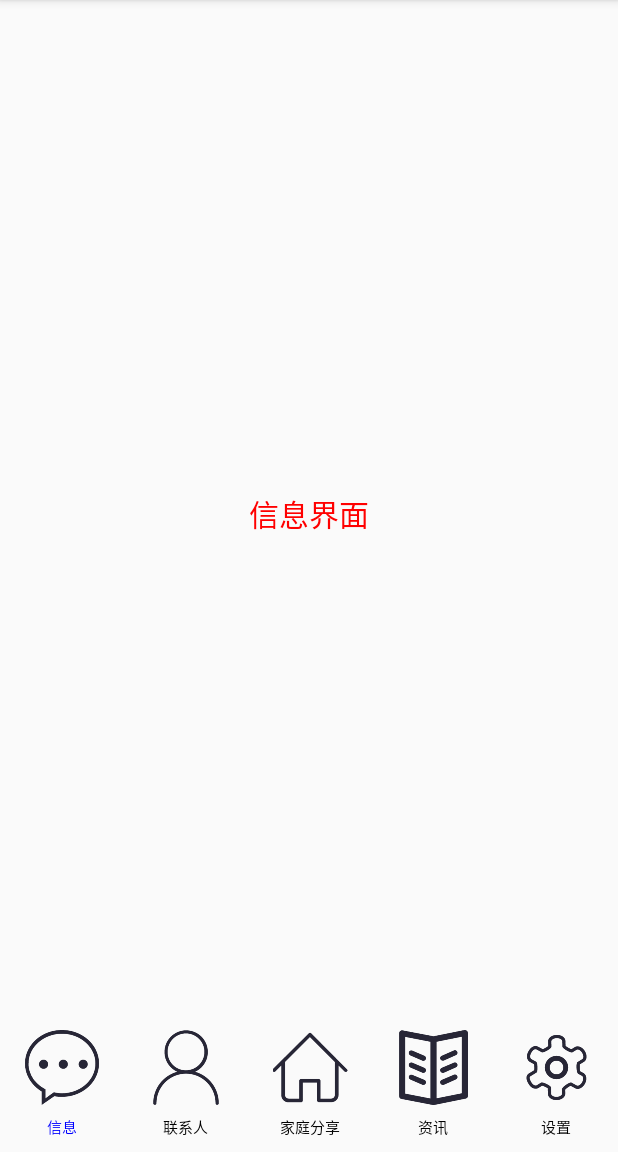
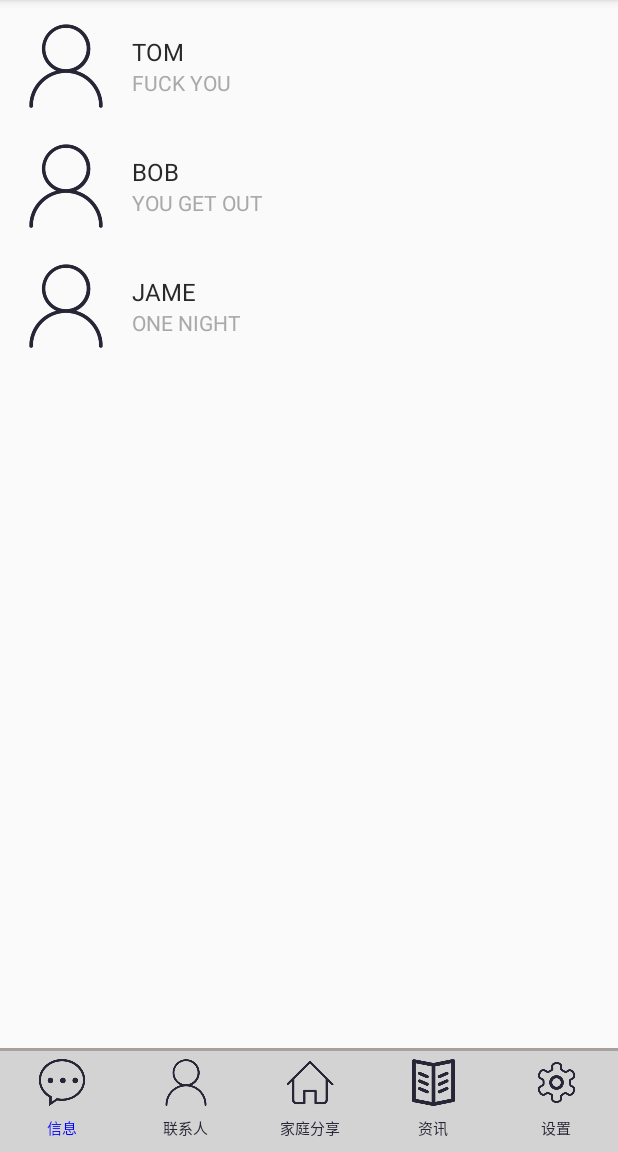
Before and after one commit to lgybetter/LovePlus, an Android app: the screen it shows after launch (MainActivity), after a tap on "信息", on a phone screen of 412 x 824 dp, the part 84-1236 px from its top. Run offline under Robolectric (Android 15) with nearby library versions, the phone set to English and light mode, and no system bars.

Commit message:
Finish the Message View with RecyleView

```diff
--- a/app/src/main/java/regiest_login/UserBeanClass.java
+++ b/app/src/main/java/BeanClass/UserBeanClass.java
@@ -1,4 +1,4 @@
-package regiest_login;
+package beanclass;
 
 /**
  * Created by Administrator on 2016/7/21.
--- /dev/null
+++ b/app/src/main/java/adapter/MessageAdapter.java
@@ -0,0 +1,53 @@
+package adapter;
+
+import android.content.Context;
+import android.support.v7.widget.RecyclerView;
+import android.view.LayoutInflater;
+import android.view.View;
+import android.view.ViewGroup;
+import android.widget.ImageView;
+import android.widget.TextView;
+import com.example.administrator.loveplus.R;
+import java.util.List;
+import beanclass.MessageBeanClass;
+
+/**
+ * Created by Administrator on 2016/7/22.
+ */
+public class MessageAdapter extends RecyclerView.Adapter<MessageAdapter.MessageViewHolder> {
+    //上下文引入
+    private Context context;
+    //保存对象的信息列表
+    private List<MessageBeanClass> dataList;
+    public MessageAdapter(Context c, List<MessageBeanClass> d) {
+        context = c;
+        dataList = d;
+    }
+    @Override
+    public MessageViewHolder onCreateViewHolder(ViewGroup parent, int viewType) {
+        MessageViewHolder messageViewHolder = new MessageViewHolder(LayoutInflater.
+                from(context).inflate(R.layout.activity_tab_message_item,parent,false));
+        return messageViewHolder;
+    }
+
+    @Override
+    public void onBindViewHolder(MessageViewHolder holder, int position) {
+        holder.name.setText(dataList.get(position).getName());
+        holder.message.setText(dataList.get(position).getMessageText());
+    }
+
+    @Override
+    public int getItemCount() {
+        return dataList.size();
+    }
+
+    class MessageViewHolder extends RecyclerView.ViewHolder
+    {
+        TextView name, message;
+        public MessageViewHolder(View itemView) {
+            super(itemView);
+            name = (TextView) itemView.findViewById(R.id.tv_user_name);
+            message = (TextView) itemView.findViewById(R.id.tv_user_message);
+        }
+    }
+}
--- /dev/null
+++ b/app/src/main/java/beanclass/MessageBeanClass.java
@@ -0,0 +1,32 @@
+package beanclass;
+
+import android.graphics.Bitmap;
+
+import java.io.Serializable;
+
+/**
+ * Created by Administrator on 2016/7/22.
+ */
+public class MessageBeanClass implements Serializable{
+    private String name;
+    private String messageText;
+    public MessageBeanClass(String name ,String messageText) {
+        this.name = name;
+        this.messageText = messageText;
+    }
+    public String getName() {
+        return name;
+    }
+
+    public void setName(String name) {
+        this.name = name;
+    }
+
+    public String getMessageText() {
+        return messageText;
+    }
+
+    public void setMessageText(String messageText) {
+        this.messageText = messageText;
+    }
+}
--- a/app/src/main/java/com/example/administrator/loveplus/MainActivity.java
+++ b/app/src/main/java/com/example/administrator/loveplus/MainActivity.java
@@ -80,8 +80,8 @@
         mFragmentList.add(settingFragment);
         mFragmentAdapter = new FragmentAdapter(this.getSupportFragmentManager(), mFragmentList);
         viewPager.setAdapter(mFragmentAdapter);
-        viewPager.setCurrentItem(2);
-        homeTV.setTextColor(Color.BLUE);
+        viewPager.setCurrentItem(0);
+        messageTV.setTextColor(Color.BLUE);
     }
 
     private void initView() {
--- a/app/src/main/java/fragment/MessageFragment.java
+++ b/app/src/main/java/fragment/MessageFragment.java
@@ -1,23 +1,63 @@
 package fragment;
 
+import android.graphics.Bitmap;
+import android.graphics.BitmapFactory;
 import android.os.Bundle;
 import android.support.v4.app.Fragment;
+import android.support.v7.widget.LinearLayoutManager;
+import android.support.v7.widget.RecyclerView;
 import android.view.LayoutInflater;
 import android.view.View;
 import android.view.ViewGroup;
 
 import com.example.administrator.loveplus.R;
 
+import java.util.ArrayList;
+import java.util.List;
+
+import adapter.MessageAdapter;
+import beanclass.MessageBeanClass;
+
 /**
  * Created by Administrator on 2016/7/21.
  */
 public class MessageFragment extends Fragment {
+    /**
+     * 测试数据
+     */
+    private String[] nameTest = {"TOM","BOB","JAME"};
+    private String[] messageTest = {"FUCK YOU","YOU GET OUT","ONE NIGHT"};
+
+    private RecyclerView recyclerView;
+    private View messageView;
+    private MessageAdapter adapter;
+    private MessageBeanClass messageBean;
+    private List<MessageBeanClass> messageList = new ArrayList<>();
 
     @Override
     public View onCreateView(LayoutInflater inflater, ViewGroup container, Bundle savedInstanceState){
         super.onCreateView(inflater, container, savedInstanceState);
-        View messageView = inflater.inflate(R.layout.activity_tab_message, container,false);
+        messageView = inflater.inflate(R.layout.activity_tab_message, container,false);
+        initData();
+        initView();
+        adapter = new MessageAdapter(getContext(),messageList);
+        recyclerView.setLayoutManager(new LinearLayoutManager(getContext()));
+        recyclerView.setAdapter(adapter);
         return messageView;
+    }
+
+    private void initData() {
+        for(int i = 0; i < 3 ; i++) {
+            //Bitmap bitmap = BitmapFactory.decodeResource(getResources(),imageTest[i]);
+            String name = nameTest[i];
+            String message = messageTest[i];
+            messageBean = new MessageBeanClass(name,message);
+            messageList.add(messageBean);
+        }
+    }
+
+    private void initView() {
+        recyclerView = (RecyclerView) messageView.findViewById(R.id.rv_message_list);
     }
 
     @Override
--- a/app/src/main/java/regiest_login/LoginThread.java
+++ b/app/src/main/java/regiest_login/LoginThread.java
@@ -10,7 +10,8 @@
 import java.net.HttpURLConnection;
 import java.net.MalformedURLException;
 import java.net.URL;
-import java.net.URLEncoder;
+
+import beanclass.UserBeanClass;
 
 /**
  * Created by Administrator on 2016/7/21.
--- a/app/src/main/java/regiest_login/RegiestActivity.java
+++ b/app/src/main/java/regiest_login/RegiestActivity.java
@@ -11,6 +11,8 @@
 import android.widget.EditText;
 
 import com.example.administrator.loveplus.R;
+
+import beanclass.UserBeanClass;
 
 /**
  * Created by Administrator on 2016/7/21.
--- a/app/src/main/java/regiest_login/RegiestLoginActivity.java
+++ b/app/src/main/java/regiest_login/RegiestLoginActivity.java
@@ -11,6 +11,8 @@
 import android.widget.EditText;
 
 import com.example.administrator.loveplus.R;
+
+import beanclass.UserBeanClass;
 
 /**
  * Created by Administrator on 2016/7/20.
--- a/app/src/main/java/regiest_login/RegiestThread.java
+++ b/app/src/main/java/regiest_login/RegiestThread.java
@@ -11,6 +11,8 @@
 import java.net.HttpURLConnection;
 import java.net.MalformedURLException;
 import java.net.URL;
+
+import beanclass.UserBeanClass;
 
 /**
  * Created by Administrator on 2016/7/21.
--- /dev/null
+++ b/app/src/main/res/drawable/tab_background.xml
@@ -0,0 +1,18 @@
+<?xml version="1.0" encoding="utf-8"?>
+<layer-list xmlns:android="http://schemas.android.com/apk/res/android">
+    <item>
+        <shape android:shape="rectangle">
+            <gradient
+                android:angle="90"
+                android:centerColor="#bbbbbb"
+                android:startColor="#d5d5d5"
+                android:endColor="#a9a09d"
+                />
+        </shape>
+    </item>
+    <item android:top="2dp">
+        <shape android:shape="rectangle">
+            <solid android:color="#D3D3D3"/>
+        </shape>
+    </item>
+</layer-list>
--- a/app/src/main/res/layout/activity_main.xml
+++ b/app/src/main/res/layout/activity_main.xml
@@ -51,7 +51,7 @@
             android:layout_weight="1"
             android:layout_height="match_parent">
         </android.support.v4.view.ViewPager>
-        <include layout="@layout/activity_main_top_tab"/>
+        <include layout="@layout/activity_main_bottom_tab"/>
     </LinearLayout>
     <!--<android.support.design.widget.FloatingActionButton-->
     <!--android:id="@+id/fab"-->
--- a/app/src/main/res/layout/activity_main_top_tab.xml
+++ b/app/src/main/res/layout/activity_main_bottom_tab.xml
@@ -2,18 +2,20 @@
     xmlns:tools="http://schemas.android.com/tools"
     android:layout_width="match_parent"
     android:layout_height="match_parent"
-    android:layout_weight="8.2"
+    android:layout_weight="10"
     xmlns:app="http://schemas.android.com/apk/res-auto"
     app:layout_behavior="@string/appbar_scrolling_view_behavior"
     android:orientation="horizontal"
+    android:background="@drawable/tab_background"
     tools:showIn="@layout/activity_main">
 
     <LinearLayout
         android:id="@+id/id_switch_tab_ll"
         android:layout_width="match_parent"
-        android:layout_height="match_parent"
+        android:layout_height="wrap_content"
         android:orientation="horizontal"
         android:baselineAligned="false"
+        android:layout_marginTop="5dp"
         >
 
         <LinearLayout
@@ -29,7 +31,7 @@
                 android:layout_width="match_parent"
                 android:layout_marginBottom="2dp"
                 android:layout_marginTop="2dp"
-                android:layout_weight="1"
+                android:layout_weight="1.5"
                 android:layout_height="match_parent" />
             <TextView
                 android:id="@+id/tv_message"
@@ -56,7 +58,7 @@
                 android:layout_width="match_parent"
                 android:layout_marginBottom="2dp"
                 android:layout_marginTop="2dp"
-                android:layout_weight="1"
+                android:layout_weight="1.5"
                 android:layout_height="match_parent" />
             <TextView
                 android:id="@+id/tv_contacts"
@@ -84,7 +86,7 @@
                 android:layout_width="match_parent"
                 android:layout_marginBottom="2dp"
                 android:layout_marginTop="2dp"
-                android:layout_weight="1"
+                android:layout_weight="1.5"
                 android:layout_height="match_parent" />
             <TextView
                 android:id="@+id/tv_home"
@@ -110,7 +112,7 @@
                 android:layout_width="match_parent"
                 android:layout_marginBottom="2dp"
                 android:layout_marginTop="2dp"
-                android:layout_weight="1"
+                android:layout_weight="1.5"
                 android:layout_height="match_parent" />
             <TextView
                 android:id="@+id/tv_agreement"
@@ -136,7 +138,7 @@
                 android:layout_width="match_parent"
                 android:layout_marginBottom="2dp"
                 android:layout_marginTop="2dp"
-                android:layout_weight="1"
+                android:layout_weight="1.5"
                 android:layout_height="match_parent"/>
             <TextView
                 android:id="@+id/tv_setting"
--- a/app/src/main/res/layout/activity_tab_message.xml
+++ b/app/src/main/res/layout/activity_tab_message.xml
@@ -3,14 +3,9 @@
     android:layout_width="match_parent"
     android:layout_height="match_parent"
     android:orientation="vertical" >
-
-	<TextView
-	    android:layout_width="match_parent"
-	    android:layout_height="match_parent"
-	    android:text="信息界面"
-	    android:textColor="#FF0000"
-	    android:textSize="20sp"
-	    android:gravity="center">
-	</TextView>
+	<android.support.v7.widget.RecyclerView
+		android:id="@+id/rv_message_list"
+		android:layout_width="match_parent"
+		android:layout_height="match_parent"/>
 
 </LinearLayout>
--- /dev/null
+++ b/app/src/main/res/layout/activity_tab_message_item.xml
@@ -0,0 +1,38 @@
+<?xml version="1.0" encoding="utf-8"?>
+<LinearLayout xmlns:android="http://schemas.android.com/apk/res/android"
+    android:orientation="horizontal" android:layout_width="match_parent"
+    android:layout_height="72dp"
+    android:gravity="center_vertical"
+    android:layout_marginTop="8dp"
+    android:layout_marginRight="@dimen/activity_horizontal_margin"
+    android:layout_marginLeft="@dimen/activity_horizontal_margin">
+    <ImageView
+        android:src="@drawable/user"
+        android:id="@+id/iv_user_image"
+        android:layout_width="56dp"
+        android:layout_height="56dp" />
+    <LinearLayout
+        android:gravity="center_vertical"
+        android:layout_marginLeft="@dimen/activity_horizontal_margin"
+        android:layout_marginRight="@dimen/activity_horizontal_margin"
+        android:layout_width="280dp"
+        android:orientation="vertical"
+        android:layout_height="56dp">
+        <TextView
+            android:textSize="16sp"
+            android:text="TOM"
+            android:id="@+id/tv_user_name"
+            android:maxLines="1"
+            android:textColor="@color/textColor"
+            android:layout_width="match_parent"
+            android:layout_height="wrap_content" />
+        <TextView
+            android:textColor="@color/hintTextColor"
+            android:text="Hello World"
+            android:maxLines="1"
+            android:id="@+id/tv_user_message"
+            android:textSize="14sp"
+            android:layout_width="match_parent"
+            android:layout_height="wrap_content" />
+    </LinearLayout>
+</LinearLayout>
--- a/app/src/main/res/values/colors.xml
+++ b/app/src/main/res/values/colors.xml
@@ -4,4 +4,7 @@
     <color name="colorPrimaryDark">#303F9F</color>
     <color name="colorAccent">#FF4081</color>
     <color name="colorMainStyle">#272636</color>
+    <color name="tabBackgroundColor">#D3D3D3</color>
+    <color name="hintTextColor">#A9A9A9</color>
+    <color name="textColor">#292929</color>
 </resources>
```
Also changed, not shown: app/src/main/res/values/colorSet.xml (added, +150 -0 lines).
